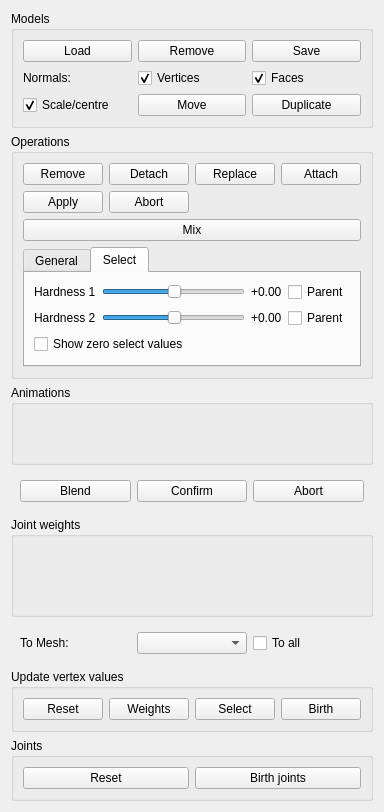
This is widgets/skinmixer_manager.ui in stefanonuvoli/skinmixer as Qt 5 draws it before an edit. The edited form follows.
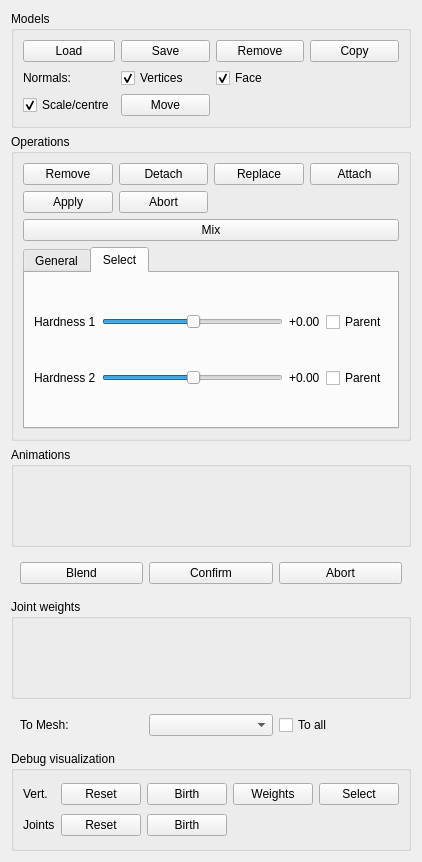
This is the edited form. The open tabs and pages were chosen to show the change.

```diff
--- a/widgets/skinmixer_manager.ui
+++ b/widgets/skinmixer_manager.ui
@@ -7,7 +7,7 @@
     <x>0</x>
     <y>0</y>
     <width>382</width>
-    <height>787</height>
+    <height>862</height>
    </rect>
   </property>
   <property name="windowTitle">
@@ -20,34 +20,17 @@
       <string>Models</string>
      </property>
      <layout class="QGridLayout" name="gridLayout_3">
-      <item row="4" column="3">
-       <widget class="QPushButton" name="modelDuplicateButton">
-        <property name="text">
-         <string>Duplicate</string>
-        </property>
-       </widget>
-      </item>
-      <item row="2" column="2">
-       <widget class="QCheckBox" name="updateVertexNormalsCheckBox">
-        <property name="text">
-         <string>Vertices</string>
-        </property>
-        <property name="checked">
-         <bool>true</bool>
-        </property>
-       </widget>
-      </item>
-      <item row="0" column="2">
+      <item row="0" column="3">
        <widget class="QPushButton" name="modelRemoveButton">
         <property name="text">
          <string>Remove</string>
         </property>
        </widget>
       </item>
-      <item row="0" column="3">
-       <widget class="QPushButton" name="modelSaveButton">
+      <item row="2" column="1">
+       <widget class="QLabel" name="normalsLabel">
         <property name="text">
-         <string>Save</string>
+         <string>Normals:</string>
         </property>
        </widget>
       </item>
@@ -58,24 +41,41 @@
         </property>
        </widget>
       </item>
+      <item row="0" column="2">
+       <widget class="QPushButton" name="modelSaveButton">
+        <property name="text">
+         <string>Save</string>
+        </property>
+       </widget>
+      </item>
+      <item row="2" column="2">
+       <widget class="QCheckBox" name="updateVertexNormalsCheckBox">
+        <property name="text">
+         <string>Vertices</string>
+        </property>
+        <property name="checked">
+         <bool>true</bool>
+        </property>
+       </widget>
+      </item>
       <item row="2" column="3">
        <widget class="QCheckBox" name="updateFaceNormalsCheckBox">
         <property name="text">
-         <string>Faces</string>
+         <string>Face</string>
         </property>
         <property name="checked">
          <bool>true</bool>
         </property>
        </widget>
       </item>
-      <item row="2" column="1">
-       <widget class="QLabel" name="normalsLabel">
+      <item row="0" column="5">
+       <widget class="QPushButton" name="modelCopyButton">
         <property name="text">
-         <string>Normals:</string>
+         <string>Copy</string>
         </property>
        </widget>
       </item>
-      <item row="4" column="1">
+      <item row="3" column="1">
        <widget class="QCheckBox" name="scaleOn1AndCenterCheckBox">
         <property name="text">
          <string>Scale/centre</string>
@@ -85,7 +85,7 @@
         </property>
        </widget>
       </item>
-      <item row="4" column="2">
+      <item row="3" column="2">
        <widget class="QPushButton" name="modelMoveButton">
         <property name="text">
          <string>Move</string>
@@ -97,6 +97,18 @@
    </item>
    <item>
     <widget class="QGroupBox" name="operationGroupBox">
+     <property name="minimumSize">
+      <size>
+       <width>0</width>
+       <height>0</height>
+      </size>
+     </property>
+     <property name="maximumSize">
+      <size>
+       <width>16777215</width>
+       <height>16777215</height>
+      </size>
+     </property>
      <property name="title">
       <string>Operations</string>
      </property>
@@ -146,13 +158,6 @@
         </property>
        </widget>
       </item>
-      <item row="6" column="1" colspan="4">
-       <widget class="QPushButton" name="mixButton">
-        <property name="text">
-         <string>Mix</string>
-        </property>
-       </widget>
-      </item>
       <item row="7" column="1" colspan="4">
        <widget class="QTabWidget" name="parametersTabWidget">
         <property name="enabled">
@@ -165,13 +170,27 @@
          <string/>
         </property>
         <property name="currentIndex">
-         <number>1</number>
+         <number>0</number>
         </property>
         <widget class="QWidget" name="generalParametersPage">
          <attribute name="title">
           <string>General</string>
          </attribute>
          <layout class="QGridLayout" name="gridLayout_5">
+          <item row="0" column="0">
+           <widget class="QLabel" name="functionSmoothingLabel">
+            <property name="text">
+             <string>WF smooth</string>
+            </property>
+           </widget>
+          </item>
+          <item row="1" column="0">
+           <widget class="QLabel" name="rigidityLabel">
+            <property name="text">
+             <string>Rigidity</string>
+            </property>
+           </widget>
+          </item>
           <item row="1" column="1">
            <widget class="QSlider" name="rigiditySlider">
             <property name="maximum">
@@ -195,17 +214,10 @@
             </property>
            </widget>
           </item>
-          <item row="0" column="0">
-           <widget class="QLabel" name="functionSmoothingLabel">
+          <item row="2" column="0" colspan="2">
+           <widget class="QCheckBox" name="showZeroCheckBox">
             <property name="text">
-             <string>WF smooth</string>
-            </property>
-           </widget>
-          </item>
-          <item row="1" column="0">
-           <widget class="QLabel" name="rigidityLabel">
-            <property name="text">
-             <string>Rigidity</string>
+             <string>Show zero select values</string>
             </property>
            </widget>
           </item>
@@ -216,20 +228,6 @@
           <string>Select</string>
          </attribute>
          <layout class="QGridLayout" name="gridLayout">
-          <item row="2" column="0">
-           <widget class="QLabel" name="hardness1Label">
-            <property name="text">
-             <string>Hardness 1</string>
-            </property>
-           </widget>
-          </item>
-          <item row="6" column="0">
-           <widget class="QLabel" name="hardness2Label">
-            <property name="text">
-             <string>Hardness 2</string>
-            </property>
-           </widget>
-          </item>
           <item row="6" column="1">
            <widget class="QSlider" name="hardness2Slider">
             <property name="minimum">
@@ -246,13 +244,6 @@
             </property>
            </widget>
           </item>
-          <item row="6" column="3">
-           <widget class="QCheckBox" name="parent2CheckBox">
-            <property name="text">
-             <string>Parent</string>
-            </property>
-           </widget>
-          </item>
           <item row="2" column="3">
            <widget class="QCheckBox" name="parent1CheckBox">
             <property name="text">
@@ -260,6 +251,27 @@
             </property>
            </widget>
           </item>
+          <item row="6" column="3">
+           <widget class="QCheckBox" name="parent2CheckBox">
+            <property name="text">
+             <string>Parent</string>
+            </property>
+           </widget>
+          </item>
+          <item row="6" column="2">
+           <widget class="QLabel" name="hardness2ValueLabel">
+            <property name="text">
+             <string>+0.00</string>
+            </property>
+           </widget>
+          </item>
+          <item row="2" column="0">
+           <widget class="QLabel" name="hardness1Label">
+            <property name="text">
+             <string>Hardness 1</string>
+            </property>
+           </widget>
+          </item>
           <item row="2" column="2">
            <widget class="QLabel" name="hardness1ValueLabel">
             <property name="text">
@@ -267,6 +279,13 @@
             </property>
            </widget>
           </item>
+          <item row="6" column="0">
+           <widget class="QLabel" name="hardness2Label">
+            <property name="text">
+             <string>Hardness 2</string>
+            </property>
+           </widget>
+          </item>
           <item row="2" column="1">
            <widget class="QSlider" name="hardness1Slider">
             <property name="minimum">
@@ -283,24 +302,17 @@
             </property>
            </widget>
           </item>
-          <item row="6" column="2">
-           <widget class="QLabel" name="hardness2ValueLabel">
-            <property name="text">
-             <string>+0.00</string>
-            </property>
-           </widget>
-          </item>
-          <item row="7" column="0" colspan="2">
-           <widget class="QCheckBox" name="showZeroCheckBox">
-            <property name="text">
-             <string>Show zero select values </string>
-            </property>
-           </widget>
-          </item>
          </layout>
         </widget>
        </widget>
       </item>
+      <item row="6" column="1" colspan="4">
+       <widget class="QPushButton" name="mixButton">
+        <property name="text">
+         <string>Mix</string>
+        </property>
+       </widget>
+      </item>
      </layout>
     </widget>
    </item>
@@ -309,13 +321,13 @@
      <property name="minimumSize">
       <size>
        <width>0</width>
-       <height>80</height>
+       <height>100</height>
       </size>
      </property>
      <property name="maximumSize">
       <size>
        <width>16777215</width>
-       <height>80</height>
+       <height>16777215</height>
       </size>
      </property>
      <property name="title">
@@ -339,6 +351,18 @@
    </item>
    <item>
     <widget class="QFrame" name="animationBlendingFrame">
+     <property name="minimumSize">
+      <size>
+       <width>0</width>
+       <height>40</height>
+      </size>
+     </property>
+     <property name="maximumSize">
+      <size>
+       <width>16777215</width>
+       <height>40</height>
+      </size>
+     </property>
      <layout class="QGridLayout" name="gridLayout_4">
       <item row="0" column="1">
        <widget class="QPushButton" name="animationConfirmButton">
@@ -375,7 +399,7 @@
      <property name="maximumSize">
       <size>
        <width>16777215</width>
-       <height>100</height>
+       <height>16777215</height>
       </size>
      </property>
      <property name="title">
@@ -434,58 +458,75 @@
    </item>
    <item>
     <widget class="QGroupBox" name="updateValuesGroupBox">
+     <property name="minimumSize">
+      <size>
+       <width>0</width>
+       <height>100</height>
+      </size>
+     </property>
+     <property name="maximumSize">
+      <size>
+       <width>16777215</width>
+       <height>16777215</height>
+      </size>
+     </property>
      <property name="title">
-      <string>Update vertex values</string>
+      <string>Debug visualization</string>
      </property>
-     <layout class="QHBoxLayout" name="horizontalLayout">
-      <item>
+     <layout class="QGridLayout" name="gridLayout_6">
+      <item row="1" column="1">
+       <widget class="QPushButton" name="updateJointsResetButton">
+        <property name="text">
+         <string>Reset</string>
+        </property>
+       </widget>
+      </item>
+      <item row="0" column="1">
        <widget class="QPushButton" name="updateValuesResetButton">
         <property name="text">
          <string>Reset</string>
         </property>
        </widget>
       </item>
-      <item>
-       <widget class="QPushButton" name="updateValuesWeightsButton">
-        <property name="text">
-         <string>Weights</string>
-        </property>
-       </widget>
-      </item>
-      <item>
+      <item row="0" column="4">
        <widget class="QPushButton" name="updateValuesSelectButton">
         <property name="text">
          <string>Select</string>
         </property>
        </widget>
       </item>
-      <item>
+      <item row="0" column="0">
+       <widget class="QLabel" name="label">
+        <property name="text">
+         <string>Vert.</string>
+        </property>
+       </widget>
+      </item>
+      <item row="0" column="3">
+       <widget class="QPushButton" name="updateValuesWeightsButton">
+        <property name="text">
+         <string>Weights</string>
+        </property>
+       </widget>
+      </item>
+      <item row="1" column="0">
+       <widget class="QLabel" name="label_2">
+        <property name="text">
+         <string>Joints</string>
+        </property>
+       </widget>
+      </item>
+      <item row="0" column="2">
        <widget class="QPushButton" name="updateValuesBirthButton">
         <property name="text">
          <string>Birth</string>
         </property>
        </widget>
       </item>
-     </layout>
-    </widget>
-   </item>
-   <item>
-    <widget class="QGroupBox" name="updateJointsGroupBox">
-     <property name="title">
-      <string>Joints</string>
-     </property>
-     <layout class="QHBoxLayout" name="horizontalLayout_4">
-      <item>
-       <widget class="QPushButton" name="updateJointsResetButton">
-        <property name="text">
-         <string>Reset</string>
-        </property>
-       </widget>
-      </item>
-      <item>
+      <item row="1" column="2">
        <widget class="QPushButton" name="updateJointsBirthButton">
         <property name="text">
-         <string>Birth joints</string>
+         <string>Birth</string>
         </property>
        </widget>
       </item>
```
